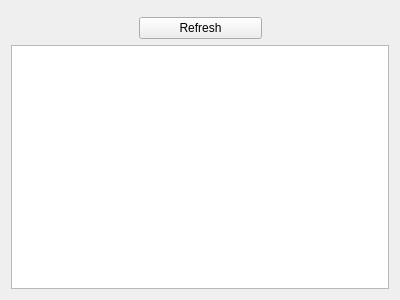
First picture: the form in src/3rdparty/traceability/reviews/reviewswidget.ui, repository esa/spacecreator, before the edit.
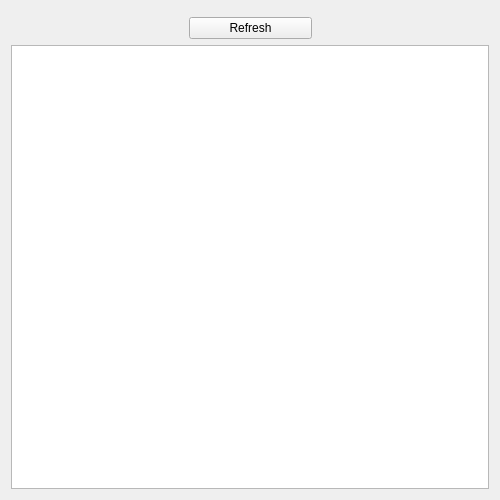
Second picture: the form after the edit. Custom widgets are drawn as their Qt base class.

Patch:
```diff
--- a/src/3rdparty/traceability/reviews/reviewswidget.ui
+++ b/src/3rdparty/traceability/reviews/reviewswidget.ui
@@ -6,8 +6,8 @@
    <rect>
     <x>0</x>
     <y>0</y>
-    <width>400</width>
-    <height>300</height>
+    <width>500</width>
+    <height>500</height>
    </rect>
   </property>
   <property name="windowTitle">
```
